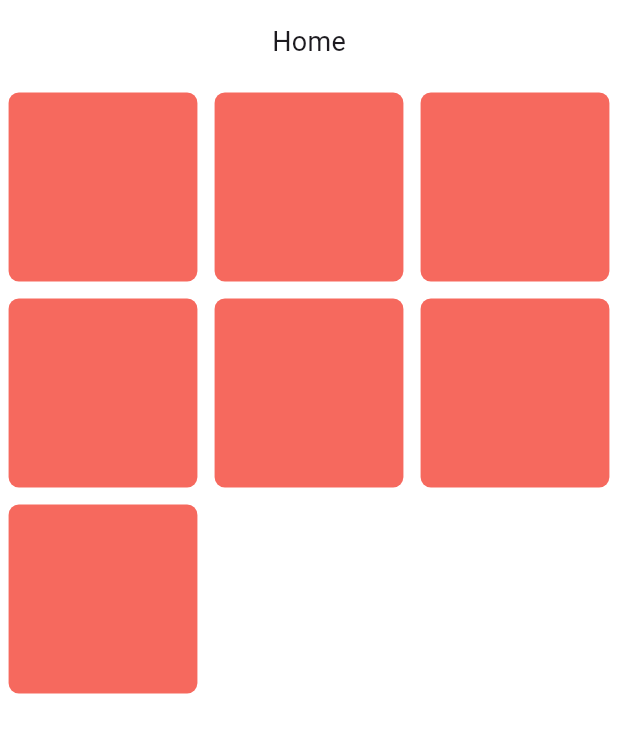
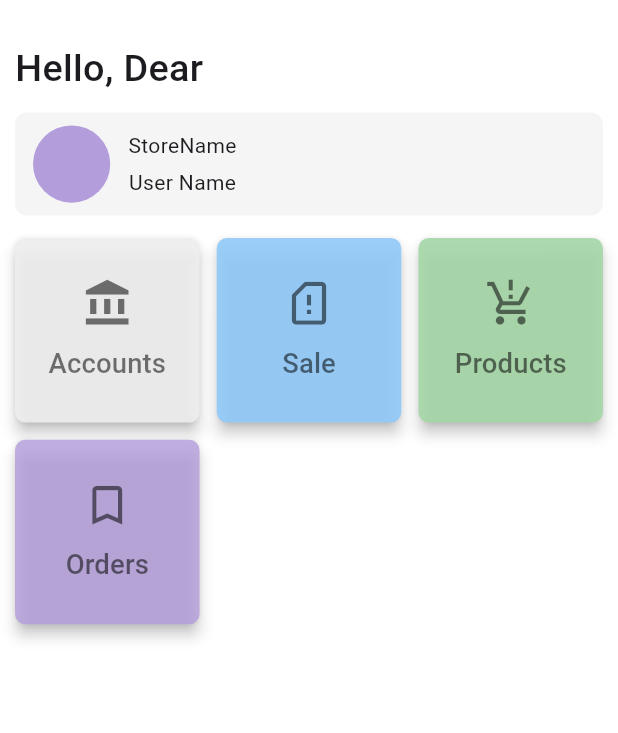
Before and after one commit to kahindiagenisys/billing, a Flutter app: the screen it shows after launch, on a phone screen of 412 x 824 dp. Shown: the top 733 px of the screen. Run offline on Flutter 3.47's test engine with Material 3 defaults, Android fonts, the phone set to English and light mode, and no system bars; drawn by our look-alikes of nb_utils; our stand-ins replace auto_route, flutter_screenutil.

Commit message:
product screen add

```diff
--- /dev/null
+++ b/lib/fetcher/home/view_data/view_data.dart
@@ -0,0 +1,32 @@
+import 'package:auto_route/auto_route.dart';
+import 'package:billingapp/router/app_router.gr.dart';
+import 'package:flutter/material.dart';
+
+List<Map<String, dynamic>> homeGridValue = [
+  {
+    "title": "Accounts",
+    "icon": Icons.account_balance,
+    "color": Colors.grey.shade200.withOpacity(0.9),
+    "onTap": (BuildContext context) {}
+  },
+  {
+    "title": "Sale",
+    "icon": Icons.sim_card_alert_outlined,
+    "color": Colors.blue.shade200.withOpacity(0.9),
+    "onTap": (BuildContext context) {}
+  },
+  {
+    "title": "Products",
+    "icon": Icons.production_quantity_limits_sharp,
+    "color": Colors.green.shade200.withOpacity(0.9),
+    "onTap": (BuildContext context) {
+      context.router.push(const ProductsRoute());
+    }
+  },
+  {
+    "title": "Orders",
+    "icon": Icons.bookmark_border,
+    "color": Colors.deepPurple.shade200.withOpacity(0.8),
+    "onTap": (BuildContext context) {}
+  },
+];
--- /dev/null
+++ b/lib/fetcher/home/views/home_screen.dart
@@ -0,0 +1,129 @@
+import 'package:auto_route/auto_route.dart';
+import 'package:billingapp/fetcher/home/view_data/view_data.dart';
+import 'package:billingapp/res/constant.dart';
+import 'package:flutter/material.dart';
+import 'package:flutter_screenutil/flutter_screenutil.dart';
+import 'package:nb_utils/nb_utils.dart';
+
+@RoutePage()
+class HomeScreen extends StatefulWidget {
+  const HomeScreen({super.key});
+
+  @override
+  State<HomeScreen> createState() => _HomeScreenState();
+}
+
+class _HomeScreenState extends State<HomeScreen> {
+  @override
+  void initState() {
+    super.initState();
+  }
+
+  @override
+  Widget build(BuildContext context) {
+    log("Home Screen Build");
+    return SafeArea(
+      child: Scaffold(
+        body: Padding(
+          padding: const EdgeInsets.symmetric(horizontal: 10),
+          child: Column(
+            crossAxisAlignment: CrossAxisAlignment.start,
+            children: [
+              15.height,
+              Padding(
+                padding: const EdgeInsets.symmetric(vertical: 12),
+                child: Text(
+                  "Hello, Dear",
+                  style: TextStyle(
+                    fontSize: 22.sp,
+                    fontWeight: FontWeight.w500,
+                  ),
+                ),
+              ),
+              _storeDetail(),
+              15.height,
+              Flexible(
+                flex: 1,
+                child: GridView.builder(
+                  itemCount: homeGridValue.length,
+                  gridDelegate: SliverGridDelegateWithFixedCrossAxisCount(
+                    crossAxisCount: 3,
+                    crossAxisSpacing: 10.sp,
+                    mainAxisSpacing: 10.sp,
+                  ),
+                  itemBuilder: (context, index) {
+                    return _buildItemView(homeGridValue[index]);
+                  },
+                ),
+              )
+            ],
+          ),
+        ),
+      ),
+    );
+  }
+
+  Widget _storeDetail() {
+    return Container(
+      height: 60.sp,
+      decoration: BoxDecoration(
+          color: itsGreyColor.shade100, borderRadius: BorderRadius.circular(8)),
+      child: Row(
+        children: [
+          12.width,
+          Container(
+            height: 45.sp,
+            width: 45.sp,
+            decoration: BoxDecoration(
+              color: itsPrimaryColor.shade200,
+              shape: BoxShape.circle,
+            ),
+          ),
+          12.width,
+          Column(
+            mainAxisAlignment: MainAxisAlignment.center,
+            children: [
+              SizedBox(
+                height: 22.sp,
+                child: Text("StoreName"),
+              ),
+              Text("User Name")
+            ],
+          ),
+        ],
+      ),
+    );
+  }
+
+  Widget _buildItemView(Map<String, dynamic> gridItemValue) {
+    return AppButton(
+      onTap: () => gridItemValue['onTap'](context),
+      color: gridItemValue["color"],
+      padding: EdgeInsets.zero,
+      shapeBorder: RoundedRectangleBorder(
+        borderRadius: BorderRadius.circular(6.sp),
+      ),
+      child: Column(
+        mainAxisAlignment: MainAxisAlignment.center,
+        children: [
+          Icon(
+            gridItemValue["icon"],
+            size: 30.sp,
+            color: Colors.black54,
+          ),
+          10.height,
+          Text(
+            gridItemValue["title"],
+            style: _itemTextStyle,
+          )
+        ],
+      ),
+    );
+  }
+
+  TextStyle get _itemTextStyle => TextStyle(
+        fontSize: 16.sp,
+        color: Colors.black54,
+        fontWeight: FontWeight.w500,
+      );
+}
--- a/lib/fetchurs/home/views/home_screen.dart
+++ /dev/null
@@ -1,58 +0,0 @@
-import 'package:auto_route/auto_route.dart';
-import 'package:billingapp/core/widgets/app_bar.dart';
-import 'package:flutter/material.dart';
-import 'package:flutter/services.dart';
-import 'package:flutter_screenutil/flutter_screenutil.dart';
-import 'package:nb_utils/nb_utils.dart';
-
-@RoutePage()
-class HomeScreen extends StatefulWidget {
-  const HomeScreen({super.key});
-
-  @override
-  State<HomeScreen> createState() => _HomeScreenState();
-}
-
-class _HomeScreenState extends State<HomeScreen> {
-  @override
-  void initState() {
-    super.initState();
-  }
-
-  @override
-  Widget build(BuildContext context) {
-    log("Home Screen Build");
-    return SafeArea(
-      child: Scaffold(
-        appBar: AppBarView(
-          title: "Home",
-        ),
-        body: Column(
-          children: [
-            Flexible(
-              flex: 1,
-              child: GridView.builder(
-                itemCount: 7,
-                gridDelegate: const SliverGridDelegateWithFixedCrossAxisCount(
-                  crossAxisCount: 3,
-                ),
-                itemBuilder: (context, index) {
-                  return _buildItemView();
-                },
-              ),
-            )
-          ],
-        ),
-      ),
-    );
-  }
-
-  Widget _buildItemView() {
-    return Container(
-      margin: EdgeInsets.all(5.sp),
-      decoration: BoxDecoration(
-          color: Colors.red.shade500.withOpacity(0.8),
-          borderRadius: BorderRadius.circular(6.sp)),
-    );
-  }
-}
--- a/lib/main.dart
+++ b/lib/main.dart
@@ -19,6 +19,7 @@ class MyApp extends StatelessWidget {
       child: MaterialApp.router(
         theme: ThemeData(
           scaffoldBackgroundColor: Colors.white,
+          primaryColor: Colors.deepPurple,
           colorScheme: ColorScheme.fromSeed(
             seedColor: Colors.deepPurple,
           ),
--- /dev/null
+++ b/lib/res/constant.dart
@@ -0,0 +1,4 @@
+import 'package:flutter/material.dart';
+
+const itsGreyColor = Colors.grey;
+const itsPrimaryColor = Colors.deepPurple;
--- a/lib/router/app_router.dart
+++ b/lib/router/app_router.dart
@@ -8,6 +8,12 @@ class AppRouter extends RootStackRouter {
         AutoRoute(
           initial: true,
           page: HomeRoute.page,
+        ),
+        AutoRoute(
+          page: ProductsRoute.page,
+        ),
+        AutoRoute(
+          page: AddProductRoute.page,
         )
       ];
 }
```
Also changed, not shown: lib/core/widgets/app_bar.dart (+18 -4 lines), lib/fetcher/product/views/add_product_screen.dart (added, +41 -0 lines), lib/fetcher/product/views/products_screen.dart (added, +38 -0 lines), lib/fetcher/product/views/widgets/text_field.dart (added, +52 -0 lines), lib/router/app_router.gr.dart.
